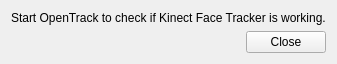
Above: tracker-kinect-face/kinect_face_settings.ui from opentrack/opentrack before the change. Below: the same form after it.
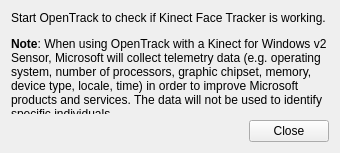
That is the form after the change. Icons and pictures are not drawn.

Commit message: Kinect Tracker settings now showing telemetry notice as per EULA. Closes #929

Diff of the .ui file:
```diff
--- a/tracker-kinect-face/kinect_face_settings.ui
+++ b/tracker-kinect-face/kinect_face_settings.ui
@@ -9,8 +9,8 @@
    <rect>
     <x>0</x>
     <y>0</y>
-    <width>278</width>
-    <height>58</height>
+    <width>340</width>
+    <height>153</height>
    </rect>
   </property>
   <property name="windowTitle">
@@ -36,7 +36,10 @@
       </sizepolicy>
      </property>
      <property name="text">
-      <string>Start OpenTrack to check if Kinect Face Tracker is working.</string>
+      <string>&lt;html&gt;&lt;head/&gt;&lt;body&gt;&lt;p&gt;Start OpenTrack to check if Kinect Face Tracker is working.&lt;/p&gt;&lt;p&gt;&lt;b&gt;Note&lt;/b&gt;: When using OpenTrack with a Kinect for Windows v2 Sensor, Microsoft will collect telemetry data (e.g. operating system, number of processors, graphic chipset, memory, device type, locale, time) in order to improve Microsoft products and services. The data will not be used to identify specific individuals.&lt;/p&gt;&lt;/body&gt;&lt;/html&gt;</string>
+     </property>
+     <property name="wordWrap">
+      <bool>true</bool>
      </property>
     </widget>
    </item>
```
The commit also changes 4 other files.
